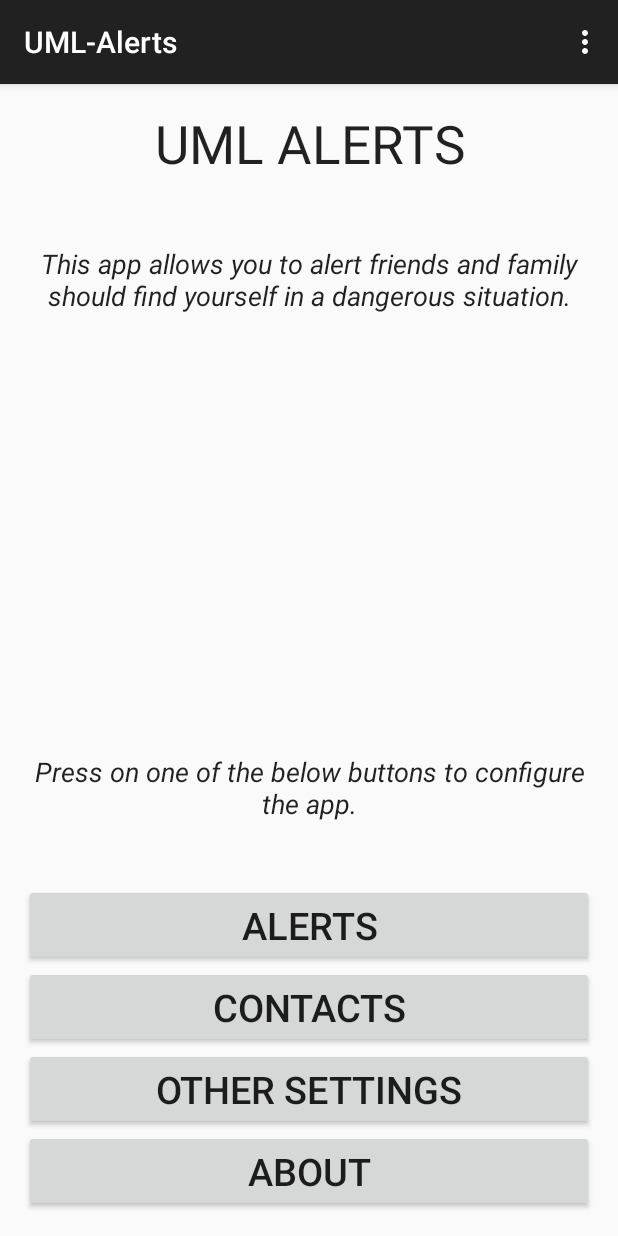
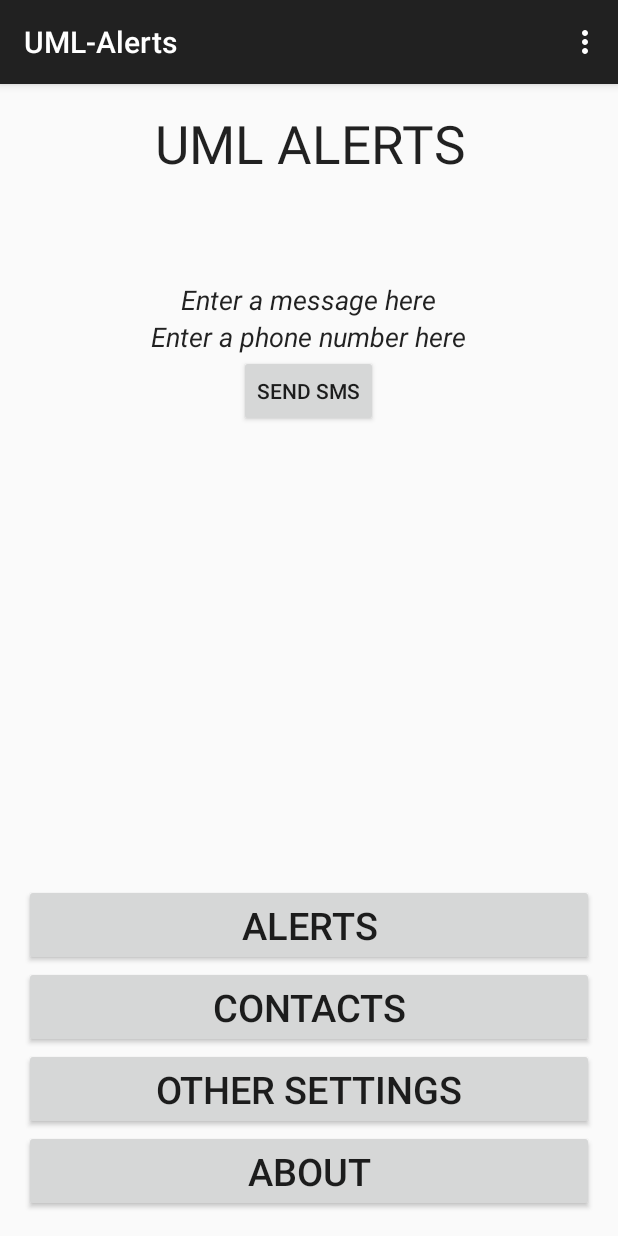
Before and after one commit to JasonD94/UML-Alerts, an Android app: the screen it shows after launch (MainActivity), on a phone screen of 412 x 824 dp. Run offline under Robolectric (Android 15) with nearby library versions, the phone set to English and light mode, and no system bars.

Commit message:
SMS is now working

```diff
--- a/UML-Alerts/app/src/main/AndroidManifest.xml
+++ b/UML-Alerts/app/src/main/AndroidManifest.xml
@@ -1,6 +1,8 @@
 <?xml version="1.0" encoding="utf-8"?>
 <manifest xmlns:android="http://schemas.android.com/apk/res/android"
     package="uml_alerts.uml_alerts" >
+
+    <uses-permission android:name="android.permission.SEND_SMS" />
 
     <application
         android:allowBackup="true"
--- a/UML-Alerts/app/src/main/java/uml_alerts/uml_alerts/MainActivity.java
+++ b/UML-Alerts/app/src/main/java/uml_alerts/uml_alerts/MainActivity.java
@@ -3,16 +3,24 @@ package uml_alerts.uml_alerts;
 import android.content.Intent;
 import android.os.Bundle;
 import android.support.v7.app.ActionBarActivity;
+import android.util.Log;
 import android.view.Menu;
 import android.view.MenuItem;
 import android.view.View;
 import android.widget.Button;
+import android.widget.EditText;
+import android.widget.Toast;
+import android.telephony.SmsManager;
 
 
 public class MainActivity extends ActionBarActivity {
 
     Button alerts_button, contacts_button, other_button, about_button;
     int backButtonCount = 0;
+
+    Button sendBtn;
+    EditText phoneNumber;
+    EditText Message;
 
     @Override
     protected void onCreate(Bundle savedInstanceState) {
@@ -49,37 +57,39 @@ public class MainActivity extends ActionBarActivity {
             public void onClick(View v) {
                 setContentView(R.layout.about);
             }
-        });/*        alerts_button = (Button) findViewById(R.id.button);
-        alerts_button.setOnClickListener(new View.OnClickListener() {
-            @Override
-            public void onClick(View v) {
-                setContentView(R.layout.alerts);
+        });
+
+        // SMS stuff
+        sendBtn = (Button) findViewById(R.id.sendSMS);
+        phoneNumber = (EditText) findViewById(R.id.phoneNo);
+        Message = (EditText) findViewById(R.id.smsMsg);
+
+        sendBtn.setOnClickListener(new View.OnClickListener() {
+            public void onClick(View view) {
+                sendSMSMessage();
             }
         });
+    }
 
-        contacts_button = (Button) findViewById(R.id.button2);
-        contacts_button.setOnClickListener(new View.OnClickListener() {
-            @Override
-            public void onClick(View v) {
-                setContentView(R.layout.contacts);
-            }
-        });
+    protected void sendSMSMessage() {
+        Log.i("Send SMS", "");
 
-       other_button = (Button) findViewById(R.id.button3);
-       other_button.setOnClickListener(new View.OnClickListener() {
-            @Override
-            public void onClick(View v) {
-                setContentView(R.layout.othersettings);
-            }
-        });
+//        String phoneNo = phoneNumber.getText().toString();
+        String phoneNo = "9783974618";
+//        String message = Message.getText().toString();
+        String message = "Sup huy, I sent this from Android Studio.";
 
-        about_button = (Button) findViewById(R.id.button4);
-        about_button.setOnClickListener(new View.OnClickListener() {
-            @Override
-            public void onClick(View v) {
-                setContentView(R.layout.about);
-            }
-        });*/
+        try {
+            SmsManager smsManager = SmsManager.getDefault();
+            smsManager.sendTextMessage(phoneNo, null, message, null, null);
+            Toast.makeText(getApplicationContext(), "SMS sent.",
+                    Toast.LENGTH_LONG).show();
+        } catch (Exception e) {
+            Toast.makeText(getApplicationContext(),
+                    "SMS failed, please try again.",
+                    Toast.LENGTH_LONG).show();
+            e.printStackTrace();
+        }
     }
 
     @Override
--- a/UML-Alerts/app/src/main/res/layout/about.xml
+++ b/UML-Alerts/app/src/main/res/layout/about.xml
@@ -60,7 +60,7 @@
         android:layout_width="wrap_content"
         android:layout_height="wrap_content"
         android:id="@+id/editText5"
-        android:text="Udit Bhansali - Awesome Indian dude"
+        android:text="Udit Bhansali - Android Dev"
         android:background="#00000000"
         android:layout_marginTop="44dp"
         android:layout_below="@+id/editText4"/>
@@ -68,7 +68,7 @@
         android:layout_width="wrap_content"
         android:layout_height="wrap_content"
         android:id="@+id/editText6"
-        android:text="JT Shepple - Mysterious dude"
+        android:text="JT Shepple - UI and Graphics"
         android:background="#00000000"
         android:layout_marginTop="44dp"
         android:layout_below="@+id/editText5"/>
--- a/UML-Alerts/app/src/main/res/layout/activity_main.xml
+++ b/UML-Alerts/app/src/main/res/layout/activity_main.xml
@@ -27,15 +27,14 @@
     <EditText
         android:layout_width="wrap_content"
         android:layout_height="wrap_content"
-        android:id="@+id/editText2"
-        android:text="This app allows you to alert friends and family should find yourself in a dangerous situation."
+        android:id="@+id/smsMsg"
+        android:text="Enter a message here"
         android:background="#00000000"
         android:gravity="center"
         android:textStyle="italic"
-        android:layout_marginTop="44dp"
+        android:layout_marginTop="68dp"
         android:layout_below="@+id/editText"
-        android:layout_alignParentLeft="true"
-        android:layout_alignParentStart="true" />
+        android:layout_centerHorizontal="true" />
 
     <Button
         android:layout_width="wrap_content"
@@ -92,14 +91,20 @@
     <EditText
         android:layout_width="wrap_content"
         android:layout_height="wrap_content"
-        android:id="@+id/editText3"
-        android:text="Press on one of the below buttons to configure the app."
+        android:id="@+id/phoneNo"
+        android:text="Enter a phone number here"
         android:gravity="center"
         android:background="#00000000"
         android:textStyle="italic"
-        android:layout_above="@+id/button"
-        android:layout_alignParentLeft="true"
-        android:layout_alignParentStart="true"
-        android:layout_marginBottom="41dp" />
+        android:layout_below="@+id/smsMsg"
+        android:layout_centerHorizontal="true" />
+
+    <Button
+        android:layout_width="wrap_content"
+        android:layout_height="wrap_content"
+        android:text="Send SMS"
+        android:id="@+id/sendSMS"
+        android:layout_below="@+id/phoneNo"
+        android:layout_centerHorizontal="true" />
 
 </RelativeLayout>
```
